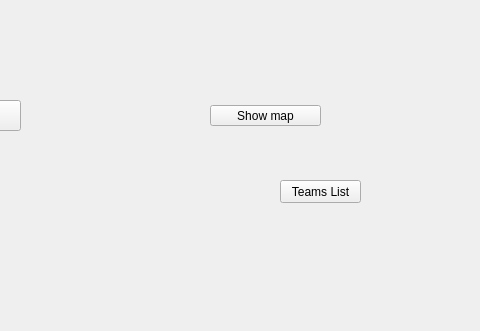
Above: mainwindow.ui from ellenyim8/project2 before the change; both pictures show x 320 to 800 and y 0 to 331 of the 800 by 600 pixel window. Below: the same form after it.
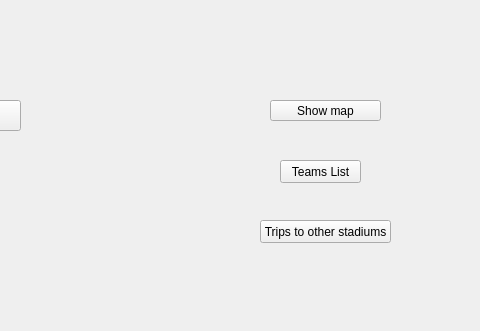
That is the form after the change.

Patch:
```diff
--- a/mainwindow.ui
+++ b/mainwindow.ui
@@ -56,8 +56,8 @@
    <widget class="QPushButton" name="Map">
     <property name="geometry">
      <rect>
-      <x>530</x>
-      <y>105</y>
+      <x>590</x>
+      <y>100</y>
       <width>111</width>
       <height>21</height>
      </rect>
@@ -70,7 +70,7 @@
     <property name="geometry">
      <rect>
       <x>600</x>
-      <y>180</y>
+      <y>160</y>
       <width>81</width>
       <height>23</height>
      </rect>
@@ -79,6 +79,19 @@
      <string>Teams List</string>
     </property>
    </widget>
+   <widget class="QPushButton" name="pushButton_2">
+    <property name="geometry">
+     <rect>
+      <x>580</x>
+      <y>220</y>
+      <width>131</width>
+      <height>23</height>
+     </rect>
+    </property>
+    <property name="text">
+     <string>Trips to other stadiums</string>
+    </property>
+   </widget>
   </widget>
   <widget class="QMenuBar" name="menubar">
    <property name="geometry">
```
